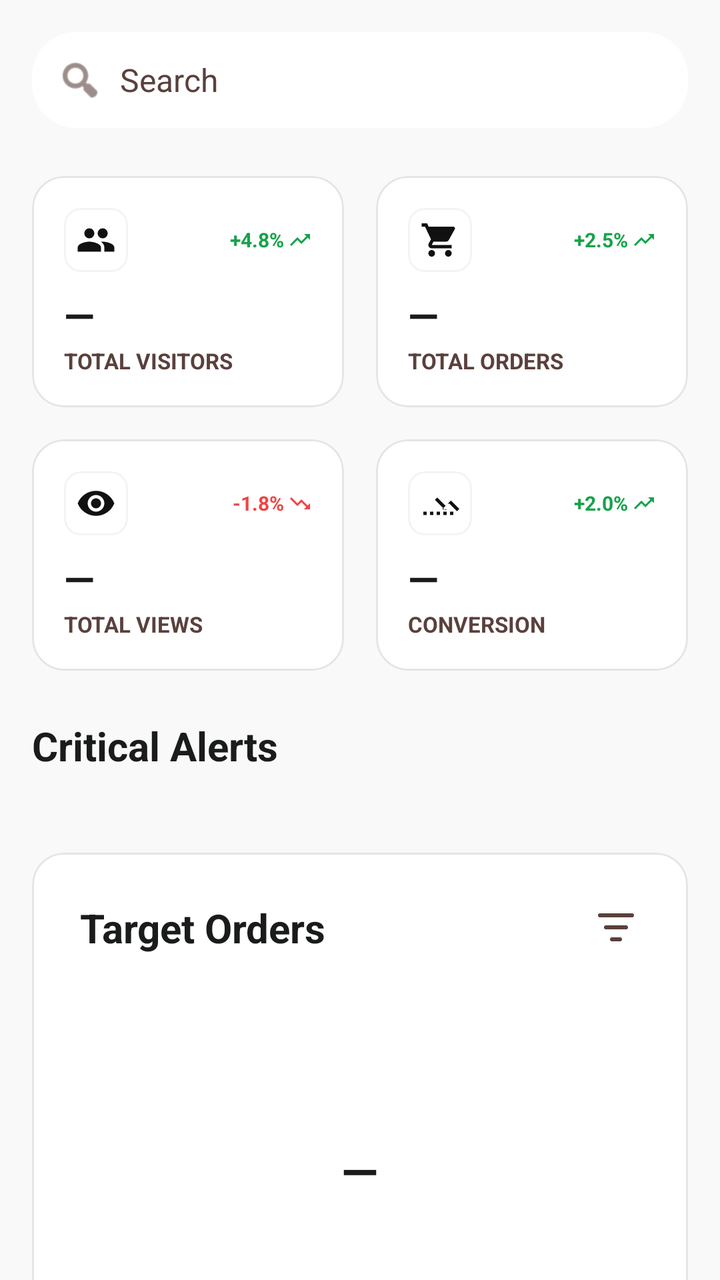
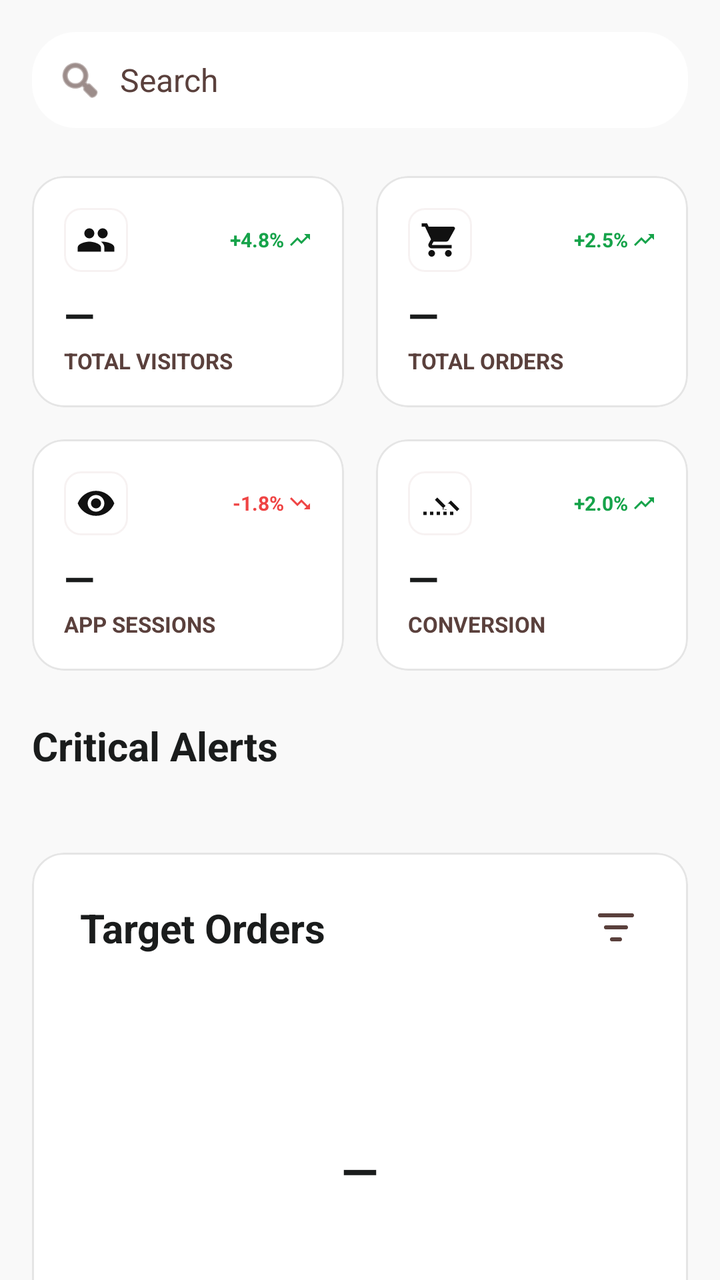

Two renders of the same Android screen: before a commit and after it. Below are the layout's source before the change and the commit's diff.
<!-- AndroidManifest.xml: application theme Theme.TirTirMCommerce -->
<!-- res/layout/fragment_admin_dashboard.xml -->
<?xml version="1.0" encoding="utf-8"?>
<androidx.core.widget.NestedScrollView xmlns:android="http://schemas.android.com/apk/res/android"
    xmlns:app="http://schemas.android.com/apk/res-auto"
    android:layout_width="match_parent"
    android:layout_height="match_parent"
    android:background="#F9F9F9">

    <LinearLayout
        android:layout_width="match_parent"
        android:layout_height="wrap_content"
        android:orientation="vertical"
        android:padding="16dp">

        
        <LinearLayout
            android:layout_width="match_parent"
            android:layout_height="48dp"
            android:background="@drawable/bg_search_bar"
            android:backgroundTint="@color/tirtir_white"
            android:gravity="center_vertical"
            android:orientation="horizontal"
            android:paddingHorizontal="12dp"
            android:layout_marginBottom="24dp">

            <ImageView
                android:layout_width="24dp"
                android:layout_height="24dp"
                android:src="@android:drawable/ic_menu_search"
                app:tint="@color/tirtir_text_secondary" />

            <EditText
                android:id="@+id/etAdminSearch"
                android:layout_width="match_parent"
                android:layout_height="match_parent"
                android:layout_marginStart="8dp"
                android:background="@null"
                android:hint="Search"
                android:textColor="@color/tirtir_black"
                android:textColorHint="@color/tirtir_text_secondary"
                android:textSize="16sp"
                android:inputType="text"
                android:maxLines="1" />
        </LinearLayout>

        
        <GridLayout
            android:layout_width="match_parent"
            android:layout_height="wrap_content"
            android:columnCount="2"
            android:rowCount="2"
            android:layout_marginBottom="24dp">

            
            <com.google.android.material.card.MaterialCardView
                android:layout_width="0dp"
                android:layout_height="wrap_content"
                android:layout_columnWeight="1"
                android:layout_marginEnd="8dp"
                android:layout_marginBottom="8dp"
                app:cardElevation="0dp"
                app:cardCornerRadius="16dp"
                app:strokeColor="@color/tirtir_outline_variant"
                app:strokeWidth="1dp">
                <LinearLayout android:orientation="vertical" android:padding="16dp" android:layout_width="match_parent" android:layout_height="wrap_content">
                    <LinearLayout android:orientation="horizontal" android:layout_width="match_parent" android:layout_height="wrap_content" android:gravity="center_vertical" android:layout_marginBottom="8dp">
                        <FrameLayout android:layout_width="32dp" android:layout_height="32dp" android:background="@drawable/bg_rounded_border" android:backgroundTint="#0D610000">
                            <ImageView android:layout_width="20dp" android:layout_height="20dp" android:src="@drawable/ic_group" app:tint="@color/tirtir_primary" android:layout_gravity="center"/>
                        </FrameLayout>
                        <Space android:layout_width="0dp" android:layout_height="wrap_content" android:layout_weight="1"/>
                        <TextView android:id="@+id/tvVisitorsTrend" android:text="+4.8%" android:textSize="10sp" android:textStyle="bold" android:textColor="#16A34A" android:layout_width="wrap_content" android:layout_height="wrap_content"/>
                        <ImageView android:id="@+id/ivVisitorsTrendIcon" android:layout_width="12dp" android:layout_height="12dp" android:src="@drawable/ic_trending_up" app:tint="#16A34A" android:layout_marginStart="2dp"/>
                    </LinearLayout>
                    <TextView android:id="@+id/tvVisitors" android:text="—" android:textSize="20sp" android:textStyle="bold" android:textColor="@color/tirtir_black" android:layout_width="wrap_content" android:layout_height="wrap_content"/>
                    <TextView android:text="TOTAL VISITORS" android:textSize="11sp" android:textStyle="bold" android:textColor="@color/tirtir_text_secondary" android:layout_width="wrap_content" android:layout_height="wrap_content" android:layout_marginTop="2dp"/>
                </LinearLayout>
            </com.google.android.material.card.MaterialCardView>

            
            <com.google.android.material.card.MaterialCardView
                android:layout_width="0dp"
                android:layout_height="wrap_content"
                android:layout_columnWeight="1"
                android:layout_marginStart="8dp"
                android:layout_marginBottom="8dp"
                app:cardElevation="0dp"
                app:cardCornerRadius="16dp"
                app:strokeColor="@color/tirtir_outline_variant"
                app:strokeWidth="1dp">
                <LinearLayout android:orientation="vertical" android:padding="16dp" android:layout_width="match_parent" android:layout_height="wrap_content">
                    <LinearLayout android:orientation="horizontal" android:layout_width="match_parent" android:layout_height="wrap_content" android:gravity="center_vertical" android:layout_marginBottom="8dp">
                        <FrameLayout android:layout_width="32dp" android:layout_height="32dp" android:background="@drawable/bg_rounded_border" android:backgroundTint="#0D610000">
                            <ImageView android:layout_width="20dp" android:layout_height="20dp" android:src="@drawable/ic_cart" app:tint="@color/tirtir_primary" android:layout_gravity="center"/>
                        </FrameLayout>
                        <Space android:layout_width="0dp" android:layout_height="wrap_content" android:layout_weight="1"/>
                        <TextView android:id="@+id/tvOrdersTrend" android:text="+2.5%" android:textSize="10sp" android:textStyle="bold" android:textColor="#16A34A" android:layout_width="wrap_content" android:layout_height="wrap_content"/>
                        <ImageView android:id="@+id/ivOrdersTrendIcon" android:layout_width="12dp" android:layout_height="12dp" android:src="@drawable/ic_trending_up" app:tint="#16A34A" android:layout_marginStart="2dp"/>
                    </LinearLayout>
                    <TextView android:id="@+id/tvOrders" android:text="—" android:textSize="20sp" android:textStyle="bold" android:textColor="@color/tirtir_black" android:layout_width="wrap_content" android:layout_height="wrap_content"/>
                    <TextView android:text="TOTAL ORDERS" android:textSize="11sp" android:textStyle="bold" android:textColor="@color/tirtir_text_secondary" android:layout_width="wrap_content" android:layout_height="wrap_content" android:layout_marginTop="2dp"/>
                </LinearLayout>
            </com.google.android.material.card.MaterialCardView>

            
            <com.google.android.material.card.MaterialCardView
                android:layout_width="0dp"
                android:layout_height="wrap_content"
                android:layout_columnWeight="1"
                android:layout_marginEnd="8dp"
                android:layout_marginTop="8dp"
                app:cardElevation="0dp"
                app:cardCornerRadius="16dp"
                app:strokeColor="@color/tirtir_outline_variant"
                app:strokeWidth="1dp">
                <LinearLayout android:orientation="vertical" android:padding="16dp" android:layout_width="match_parent" android:layout_height="wrap_content">
                    <LinearLayout android:orientation="horizontal" android:layout_width="match_parent" android:layout_height="wrap_content" android:gravity="center_vertical" android:layout_marginBottom="8dp">
                        <FrameLayout android:layout_width="32dp" android:layout_height="32dp" android:background="@drawable/bg_rounded_border" android:backgroundTint="#0D610000">
                            <ImageView android:layout_width="20dp" android:layout_height="20dp" android:src="@drawable/ic_visibility" app:tint="@color/tirtir_primary" android:layout_gravity="center"/>
                        </FrameLayout>
                        <Space android:layout_width="0dp" android:layout_height="wrap_content" android:layout_weight="1"/>
                        <TextView android:id="@+id/tvViewsTrend" android:text="-1.8%" android:textSize="10sp" android:textStyle="bold" android:textColor="#EF4444" android:layout_width="wrap_content" android:layout_height="wrap_content"/>
                        <ImageView android:id="@+id/ivViewsTrendIcon" android:layout_width="12dp" android:layout_height="12dp" android:src="@drawable/ic_trending_down" app:tint="#EF4444" android:layout_marginStart="2dp"/>
                    </LinearLayout>
                    <TextView android:id="@+id/tvViews" android:text="—" android:textSize="20sp" android:textStyle="bold" android:textColor="@color/tirtir_black" android:layout_width="wrap_content" android:layout_height="wrap_content"/>
                    <TextView android:text="TOTAL VIEWS" android:textSize="11sp" android:textStyle="bold" android:textColor="@color/tirtir_text_secondary" android:layout_width="wrap_content" android:layout_height="wrap_content" android:layout_marginTop="2dp"/>
                </LinearLayout>
            </com.google.android.material.card.MaterialCardView>

            
            <com.google.android.material.card.MaterialCardView
                android:layout_width="0dp"
                android:layout_height="wrap_content"
                android:layout_columnWeight="1"
                android:layout_marginStart="8dp"
                android:layout_marginTop="8dp"
                app:cardElevation="0dp"
                app:cardCornerRadius="16dp"
                app:strokeColor="@color/tirtir_outline_variant"
                app:strokeWidth="1dp">
                <LinearLayout android:orientation="vertical" android:padding="16dp" android:layout_width="match_parent" android:layout_height="wrap_content">
                    <LinearLayout android:orientation="horizontal" android:layout_width="match_parent" android:layout_height="wrap_content" android:gravity="center_vertical" android:layout_marginBottom="8dp">
                        <FrameLayout android:layout_width="32dp" android:layout_height="32dp" android:background="@drawable/bg_rounded_border" android:backgroundTint="#0D610000">
                            <ImageView android:layout_width="20dp" android:layout_height="20dp" android:src="@drawable/ic_conversion_path" app:tint="@color/tirtir_primary" android:layout_gravity="center"/>
                        </FrameLayout>
                        <Space android:layout_width="0dp" android:layout_height="wrap_content" android:layout_weight="1"/>
                        <TextView android:id="@+id/tvConversionTrend" android:text="+2.0%" android:textSize="10sp" android:textStyle="bold" android:textColor="#16A34A" android:layout_width="wrap_content" android:layout_height="wrap_content"/>
                        <ImageView android:id="@+id/ivConversionTrendIcon" android:layout_width="12dp" android:layout_height="12dp" android:src="@drawable/ic_trending_up" app:tint="#16A34A" android:layout_marginStart="2dp"/>
                    </LinearLayout>
                    <TextView android:id="@+id/tvConversion" android:text="—" android:textSize="20sp" android:textStyle="bold" android:textColor="@color/tirtir_black" android:layout_width="wrap_content" android:layout_height="wrap_content"/>
                    <TextView android:text="CONVERSION" android:textSize="11sp" android:textStyle="bold" android:textColor="@color/tirtir_text_secondary" android:layout_width="wrap_content" android:layout_height="wrap_content" android:layout_marginTop="2dp"/>
                </LinearLayout>
            </com.google.android.material.card.MaterialCardView>

        </GridLayout>

        
        <TextView
            android:layout_width="wrap_content"
            android:layout_height="wrap_content"
            android:text="Critical Alerts"
            android:textSize="20sp"
            android:textStyle="bold"
            android:textColor="@color/tirtir_black"
            android:layout_marginBottom="16dp"/>

        <LinearLayout
            android:id="@+id/llAlertsContainer"
            android:layout_width="match_parent"
            android:layout_height="wrap_content"
            android:orientation="vertical"
            android:layout_marginBottom="24dp"/>

        
        <com.google.android.material.card.MaterialCardView
            android:layout_width="match_parent"
            android:layout_height="wrap_content"
            android:layout_marginBottom="32dp"
            app:cardElevation="0dp"
            app:cardCornerRadius="16dp"
            app:strokeColor="@color/tirtir_outline_variant"
            app:strokeWidth="1dp">
            
            <LinearLayout
                android:layout_width="match_parent"
                android:layout_height="wrap_content"
                android:orientation="vertical"
                android:padding="24dp"
                android:gravity="center_horizontal">
                
                <LinearLayout
                    android:layout_width="match_parent"
                    android:layout_height="wrap_content"
                    android:orientation="horizontal"
                    android:gravity="center_vertical"
                    android:layout_marginBottom="24dp">
                    <TextView
                        android:layout_width="0dp"
                        android:layout_height="wrap_content"
                        android:layout_weight="1"
                        android:text="Target Orders"
                        android:textSize="20sp"
                        android:textStyle="bold"
                        android:textColor="@color/tirtir_black"/>
                    <ImageView
                        android:layout_width="24dp"
                        android:layout_height="24dp"
                        android:src="@drawable/ic_filter"
                        app:tint="@color/tirtir_text_secondary"/>
                </LinearLayout>
                
                <FrameLayout
                    android:layout_width="200dp"
                    android:layout_height="200dp"
                    android:layout_marginBottom="24dp">
                    
                    <ProgressBar
                        android:id="@+id/pbTargetOrders"
                        style="?android:attr/progressBarStyleHorizontal"
                        android:layout_width="200dp"
                        android:layout_height="200dp"
                        android:layout_gravity="top|center_horizontal"
                        android:progressDrawable="@drawable/bg_gauge_progress"
                        android:max="100"
                        android:progress="0" />
                        
                    <TextView
                        android:id="@+id/tvTargetProgress"
                        android:layout_width="wrap_content"
                        android:layout_height="wrap_content"
                        android:layout_gravity="center"
                        android:text="—"
                        android:textSize="24sp"
                        android:textStyle="bold"
                        android:textColor="@color/tirtir_black"
                        android:layout_marginBottom="16dp"/>
                </FrameLayout>
                
                <TextView
                    android:id="@+id/tvTargetMessage"
                    android:layout_width="wrap_content"
                    android:layout_height="wrap_content"
                    android:text="Loading..."
                    android:textSize="16sp"
                    android:textColor="@color/tirtir_text_secondary"
                    android:gravity="center"/>
            </LinearLayout>
        </com.google.android.material.card.MaterialCardView>

        
        <LinearLayout
            android:layout_width="match_parent"
            android:layout_height="wrap_content"
            android:gravity="center"
            android:layout_marginBottom="32dp">
            
            <com.google.android.material.button.MaterialButtonToggleGroup
                android:id="@+id/tgTimeFilter"
                android:layout_width="wrap_content"
                android:layout_height="wrap_content"
                app:singleSelection="true"
                app:selectionRequired="true"
                android:background="@drawable/bg_rounded_border"
                android:backgroundTint="@color/tirtir_surface_container">

                <com.google.android.material.button.MaterialButton
                    android:id="@+id/btnFilterToday"
                    style="@style/Widget.Material3.Button.TextButton"
                    android:layout_width="wrap_content"
                    android:layout_height="wrap_content"
                    android:text="Today"
                    android:textColor="@color/tirtir_text_secondary"
                    android:textSize="12sp"
                    app:cornerRadius="24dp"/>

                <com.google.android.material.button.MaterialButton
                    android:id="@+id/btnFilterWeekly"
                    style="@style/Widget.Material3.Button.TextButton"
                    android:layout_width="wrap_content"
                    android:layout_height="wrap_content"
                    android:text="Weekly"
                    android:textColor="@color/tirtir_text_secondary"
                    android:textSize="12sp"
                    app:cornerRadius="24dp"/>

                <com.google.android.material.button.MaterialButton
                    android:id="@+id/btnFilterMonthly"
                    style="@style/Widget.Material3.Button.TextButton"
                    android:layout_width="wrap_content"
                    android:layout_height="wrap_content"
                    android:text="Monthly"
                    android:textColor="@color/tirtir_text_secondary"
                    android:textSize="12sp"
                    app:cornerRadius="24dp"/>
            </com.google.android.material.button.MaterialButtonToggleGroup>
        </LinearLayout>

        
        <com.google.android.material.card.MaterialCardView
            android:layout_width="match_parent"
            android:layout_height="wrap_content"
            android:layout_marginBottom="32dp"
            app:cardElevation="0dp"
            app:cardCornerRadius="16dp"
            app:strokeColor="@color/tirtir_outline_variant"
            app:strokeWidth="1dp">
            
            <LinearLayout
                android:layout_width="match_parent"
                android:layout_height="wrap_content"
                android:orientation="vertical"
                android:padding="24dp">
                
                <LinearLayout
                    android:layout_width="match_parent"
                    android:layout_height="wrap_content"
                    android:orientation="horizontal"
                    android:gravity="center_vertical"
                    android:layout_marginBottom="24dp">
                    
                    <TextView
                        android:layout_width="0dp"
                        android:layout_height="wrap_content"
                        android:layout_weight="1"
                        android:text="Sales Report"
                        android:textSize="20sp"
                        android:textStyle="bold"
                        android:textColor="@color/tirtir_black"/>
                        
                    <TextView
                        android:id="@+id/tvReportPeriod"
                        android:layout_width="wrap_content"
                        android:layout_height="wrap_content"
                        android:text="Last Week"
                        android:textSize="12sp"
                        android:textColor="@color/tirtir_text_secondary"
                        android:paddingHorizontal="12dp"
                        android:paddingVertical="6dp"
                        android:background="@drawable/bg_rounded_border"
                        app:drawableEndCompat="@drawable/ic_expand_more"
                        app:drawableTint="@color/tirtir_text_secondary"
                        android:drawablePadding="4dp"/>
                </LinearLayout>

                
                <LinearLayout
                    android:layout_width="match_parent"
                    android:layout_height="wrap_content"
                    android:orientation="horizontal"
                    android:paddingHorizontal="8dp"
                    android:layout_marginBottom="16dp">
                    
                    <TextView
                        android:layout_width="32dp"
                        android:layout_height="wrap_content"
                        android:text="NO"
                        android:textSize="10sp"
                        android:textStyle="bold"
                        android:textColor="@color/tirtir_text_secondary" />
                    
                    <TextView
                        android:layout_width="0dp"
                        android:layout_height="wrap_content"
                        android:layout_weight="1"
                        android:text="PRODUCT NAME"
                        android:textSize="10sp"
                        android:textStyle="bold"
                        android:textColor="@color/tirtir_text_secondary" />
                        
                    <TextView
                        android:layout_width="48dp"
                        android:layout_height="wrap_content"
                        android:text="SOLD"
                        android:gravity="center"
                        android:textSize="10sp"
                        android:textStyle="bold"
                        android:textColor="@color/tirtir_text_secondary" />
                        
                    <TextView
                        android:layout_width="80dp"
                        android:layout_height="wrap_content"
                        android:text="PROFITS"
                        android:gravity="end"
                        android:textSize="10sp"
                        android:textStyle="bold"
                        android:textColor="@color/tirtir_text_secondary" />
                </LinearLayout>
                
                <androidx.recyclerview.widget.RecyclerView
                    android:id="@+id/rvSalesReport"
                    android:layout_width="match_parent"
                    android:layout_height="wrap_content"
                    android:nestedScrollingEnabled="false"
                    app:layoutManager="androidx.recyclerview.widget.LinearLayoutManager" />
                    
            </LinearLayout>
        </com.google.android.material.card.MaterialCardView>

    </LinearLayout>
</androidx.core.widget.NestedScrollView>
<!-- resources referenced by this layout -->
<resources>
  <color name="tirtir_black">#1A1C1C</color>
  <color name="tirtir_outline_variant">#E5E5E5</color>
  <color name="tirtir_primary">#111111</color>
  <color name="tirtir_surface_container">#F8F8F8</color>
  <color name="tirtir_text_secondary">#5A403C</color>
  <color name="tirtir_white">#FFFFFF</color>
  <!-- drawable bg_rounded_border (drawable) -->
  <?xml version="1.0" encoding="utf-8"?>
  <shape xmlns:android="http://schemas.android.com/apk/res/android"
      android:shape="rectangle">
      <solid android:color="@android:color/transparent" />
      <stroke
          android:width="1dp"
          android:color="#E0E0E0" />
      <corners android:radius="8dp" />
  </shape>
  <!-- drawable bg_search_bar (drawable) -->
  <?xml version="1.0" encoding="utf-8"?>
  <shape xmlns:android="http://schemas.android.com/apk/res/android">
      <solid android:color="@color/tirtir_bg_gray" />
      <corners android:radius="22dp" />
  </shape>
  <!-- drawable ic_conversion_path (drawable) -->
  <vector xmlns:android="http://schemas.android.com/apk/res/android"
      android:width="24dp"
      android:height="24dp"
      android:viewportWidth="24"
      android:viewportHeight="24">
      <path
          android:fillColor="#000000"
          android:pathData="M13.25 15.65l3.23-3.23c.39-.39 1.02-.39 1.41 0l4.31 4.31 1.41-1.41-5.02-5.02-3.23 3.23-5.02-5.02-1.41 1.41 5.73 5.73c.39 .39 1.02 .39 1.41 0l-2.82 0zm-11.25 1.35v2h2v-2h-2zm4 0v2h2v-2h-2zm4 0v2h2v-2h-2zm4 0v2h2v-2h-2zm4 0v2h2v-2h-2z"/>
  </vector>
  <!-- drawable ic_expand_more (drawable) -->
  <vector xmlns:android="http://schemas.android.com/apk/res/android"
      android:width="24dp"
      android:height="24dp"
      android:viewportWidth="24"
      android:viewportHeight="24"
      android:tint="?attr/colorControlNormal">
    <path
        android:fillColor="@android:color/white"
        android:pathData="M16.59,8.59L12,13.17 7.41,8.59 6,10l6,6 6,-6z"/>
  </vector>
  <!-- drawable ic_trending_down (drawable) -->
  <vector xmlns:android="http://schemas.android.com/apk/res/android"
      android:width="24dp"
      android:height="24dp"
      android:viewportWidth="24"
      android:viewportHeight="24">
      <path
          android:fillColor="#000000"
          android:pathData="M16 18l2.29-2.29-4.88-4.88-4 4L2 7.41 3.41 6l6 6 4-4 6.3 6.29L22 12v6z"/>
  </vector>
  <!-- drawable ic_trending_up (drawable) -->
  <vector xmlns:android="http://schemas.android.com/apk/res/android"
      android:width="24dp"
      android:height="24dp"
      android:viewportWidth="24"
      android:viewportHeight="24">
      <path
          android:fillColor="#000000"
          android:pathData="M16 6l2.29 2.29-4.88 4.88-4-4L2 16.59 3.41 18l6-6 4 4 6.3-6.29L22 12V6z"/>
  </vector>
  <!-- drawable ic_visibility (drawable) -->
  <vector xmlns:android="http://schemas.android.com/apk/res/android"
      android:width="24dp"
      android:height="24dp"
      android:viewportWidth="24"
      android:viewportHeight="24">
      <path
          android:fillColor="#000000"
          android:pathData="M12 4.5C7 4.5 2.73 7.61 1 12c1.73 4.39 6 7.5 11 7.5s9.27-3.11 11-7.5c-1.73-4.39-6-7.5-11-7.5zM12 17c-2.76 0-5-2.24-5-5s2.24-5 5-5 5 2.24 5 5-2.24 5-5 5zm0-8c-1.66 0-3 1.34-3 3s1.34 3 3 3 3-1.34 3-3-1.34-3-3-3z"/>
  </vector>
  <style name="Theme.TirTirMCommerce" parent="Base.Theme.TirTirMCommerce" />
  <color name="tirtir_bg_gray">#EEEEEE</color>
  <color name="tirtir_red_primary">#8B0000</color>
  <color name="tirtir_red_dark">#610000</color>
  <color name="tirtir_red_surface">#FFF4F3</color>
  <color name="tirtir_off_white">#F9F9F9</color>
  <color name="tirtir_error">#D32F2F</color>
  <!-- unchanged entries left out for length: 5 -->
</resources>

<!-- the commit's change to res/layout/fragment_admin_dashboard.xml (unified diff, before → after) -->
@@ -121,7 +121,7 @@
                         <ImageView android:id="@+id/ivViewsTrendIcon" android:layout_width="12dp" android:layout_height="12dp" android:src="@drawable/ic_trending_down" app:tint="#EF4444" android:layout_marginStart="2dp"/>
                     </LinearLayout>
                     <TextView android:id="@+id/tvViews" android:text="—" android:textSize="20sp" android:textStyle="bold" android:textColor="@color/tirtir_black" android:layout_width="wrap_content" android:layout_height="wrap_content"/>
-                    <TextView android:text="TOTAL VIEWS" android:textSize="11sp" android:textStyle="bold" android:textColor="@color/tirtir_text_secondary" android:layout_width="wrap_content" android:layout_height="wrap_content" android:layout_marginTop="2dp"/>
+                    <TextView android:text="APP SESSIONS" android:textSize="11sp" android:textStyle="bold" android:textColor="@color/tirtir_text_secondary" android:layout_width="wrap_content" android:layout_height="wrap_content" android:layout_marginTop="2dp"/>
                 </LinearLayout>
             </com.google.android.material.card.MaterialCardView>
 
